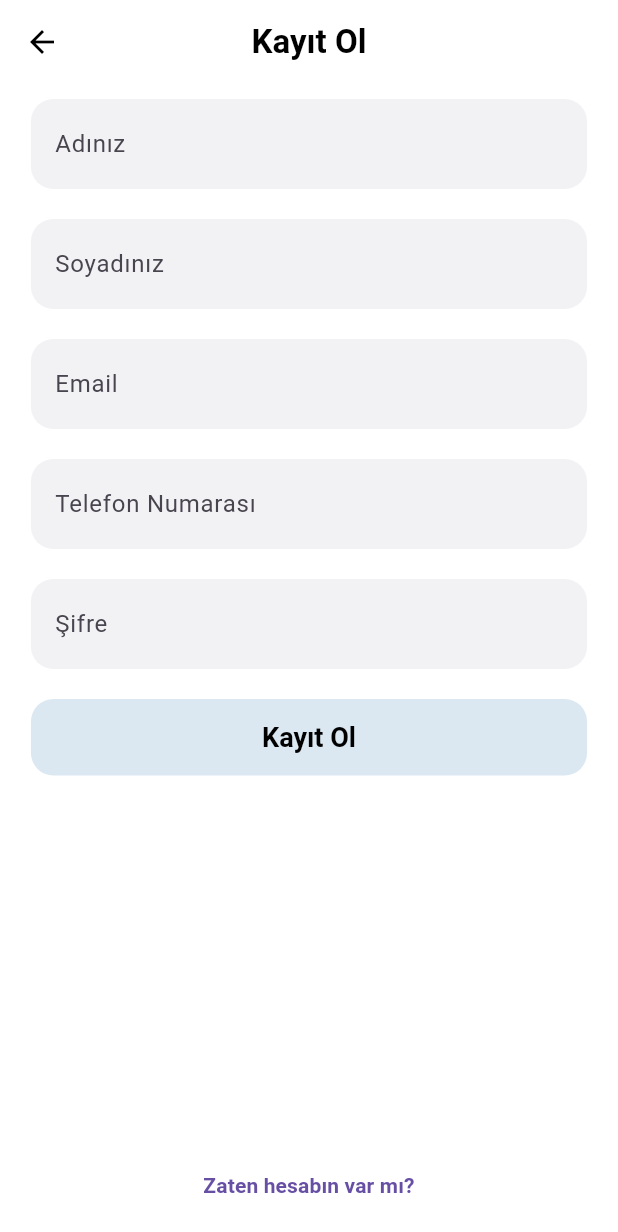
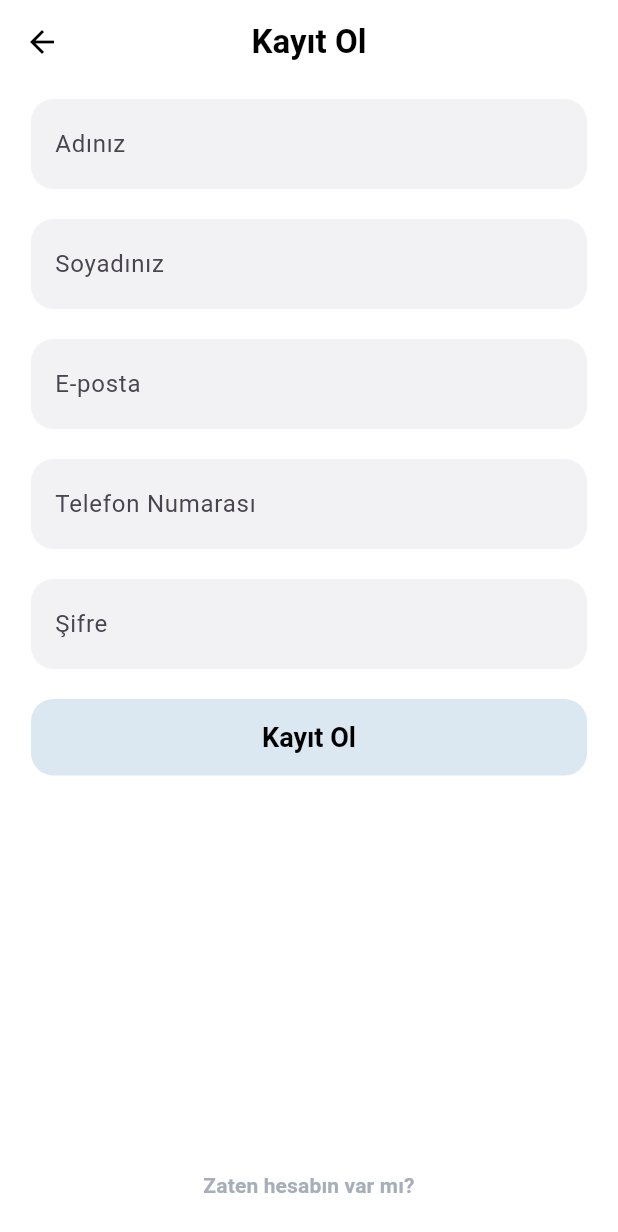
Before and after one commit to FatihArslan-cmd/Flutter-Internship-App, a Flutter app: the screen it shows after launch, after a tap on "Hesabın yok mu? Kayıt Ol", on a phone screen of 412 x 824 dp. Shown: the top 1232 px of the screen. Run offline on Flutter 3.47's test engine with Material 3 defaults, Android fonts, the phone set to English and light mode, and no system bars; our stand-ins replace firebase_auth, firebase_core, flutter_bloc, fluttertoast; accounts and stored records are empty.

Commit message:
Padding costants added

```diff
--- /dev/null
+++ b/lib/core/constants/paddings.dart
@@ -0,0 +1,6 @@
+import 'package:flutter/widgets.dart';
+
+class AppPaddings {
+  static const EdgeInsets pagePadding = EdgeInsets.fromLTRB(20.0, 10.0, 20.0, 0);
+  static const EdgeInsets homePagePadding = EdgeInsets.fromLTRB(0.0, 10.0, 20.0, 0);
+}
--- a/lib/core/constants/styles.dart
+++ b/lib/core/constants/styles.dart
@@ -23,6 +23,9 @@ class AppTextStyles {
      fontWeight: FontWeight.bold,
      fontSize: 14.0,
   );
+  static const TextStyle toastText = TextStyle(
+     fontSize: 16.0,
+  );
 }
 
 class IconSizes {
--- /dev/null
+++ b/lib/core/constants/text_constants.dart
@@ -0,0 +1,41 @@
+class TextConstants {
+  // Genel Toast Mesajları
+  static const fillAllFields = 'Lütfen tüm alanları doldurun.';
+  static const loginSuccess = 'Başarıyla giriş yapıldı!';
+  static const logoutSuccess = 'Hesaptan çıkış yapıldı';
+
+  // Firebase Auth Hataları
+  static const invalidEmail = 'Geçersiz e-posta adresi.';
+  static const emailAlreadyInUse = 'Bu e-posta zaten kullanımda.';
+  static const weakPassword = 'Şifre çok zayıf.';
+  static const operationNotAllowed = 'E-posta ile kayıt şu an desteklenmiyor.';
+  static const tooManyRequests = 'Çok fazla istek yapıldı, lütfen daha sonra tekrar deneyin.';
+  static const registrationError = 'Kayıt hatası';
+  static const userDisabled = 'Bu kullanıcı hesabı devre dışı bırakılmış.';
+  static const userNotFound = 'Kullanıcı bulunamadı.';
+  static const wrongPassword = 'Yanlış şifre.';
+  static const loginError = 'Giriş hatası';
+  static const unknownError = 'Bilinmeyen bir hata oluştu';
+
+  // Giriş Sayfası
+  static const welcome = 'Hoş Geldiniz!';
+  static const email = 'E-posta';
+  static const password = 'Şifre';
+  static const forgotPassword = 'Şifremi Unuttum';
+  static const login = 'Giriş Yap';
+  static const noAccount = 'Hesabın yok mu? Kayıt Ol';
+
+  // Kayıt Sayfası
+  static const register = 'Kayıt Ol';
+  static const name = 'Adınız';
+  static const surname = 'Soyadınız';
+  static const phoneNumber = 'Telefon Numarası';
+  static const alreadyHaveAccount = 'Zaten hesabın var mı?';
+  static const noAccountRegister = 'Hesabın yok mu? Kayıt Ol';
+  // Şifremi Unuttum Sayfası
+  static const forgotPasswordTitle = 'Şifremi Unuttum';
+  static const sendCode = 'Kod Gönder';
+
+  // Ana Sayfa
+  static const usersTitle = 'Kullanıcılar';
+}
--- a/lib/features/auth/presentation/pages/login_page.dart
+++ b/lib/features/auth/presentation/pages/login_page.dart
@@ -3,7 +3,7 @@ import 'package:flutter_bloc/flutter_bloc.dart';
 import 'package:testapp/core/theme/color_manager.dart';
 import 'package:fluttertoast/fluttertoast.dart';
 import 'package:testapp/core/utils/text_style_extensions.dart';
-
+import 'package:testapp/core/constants/text_constants.dart';
 import '../../../../core/widgets/text_field.dart';
 import '../../../../core/widgets/custom_button.dart';
 import '../../../../core/constants/styles.dart';
@@ -33,7 +33,7 @@ class _LoginScreenState extends State<LoginScreen> {
 
     if (email.isEmpty || password.isEmpty) {
       Fluttertoast.showToast(
-        msg: "Lütfen tüm alanları doldurun.",
+        msg: TextConstants.fillAllFields,
         backgroundColor: CustomColorConstant.instance.toastErrorMessage,
         textColor: CustomColorConstant.instance.toastTextColor,
       );
@@ -52,7 +52,7 @@ class _LoginScreenState extends State<LoginScreen> {
         listener: (context, state) {
           if (state is AuthSuccess) {
             Fluttertoast.showToast(
-              msg: "Başarıyla giriş yapıldı!",
+              msg: TextConstants.loginSuccess,
               backgroundColor: CustomColorConstant.instance.toastSuccesMessage,
               textColor: CustomColorConstant.instance.toastTextColor,
             );
@@ -104,19 +104,19 @@ class _LoginScreenState extends State<LoginScreen> {
                           spacing: 20,
                           children: [
                             Text(
-                              'Hoş Geldiniz!',
+                              TextConstants.welcome,
                               style: AppTextStyles.welcomeText.withColor(
                                 CustomColorConstant.instance.primaryTextColor,
                               ),
                             ),
                             CustomTextField(
-                              labelText: 'E-posta',
+                              labelText: TextConstants.email,
                               widthFactor: 0.9,
                               obscureText: false,
                               controller: _emailController,
                             ),
                             CustomTextField(
-                              labelText: 'Şifre',
+                              labelText: TextConstants.password,
                               widthFactor: 0.9,
                               obscureText: true,
                               controller: _passwordController,
@@ -135,7 +135,7 @@ class _LoginScreenState extends State<LoginScreen> {
                                     );
                                   },
                                   child: Text(
-                                    'Şifremi Unuttum',
+                                    TextConstants.forgotPassword,
                                     style: AppTextStyles.subText.withColor(
                                       CustomColorConstant.instance.subTextColor,
                                     ),
@@ -144,7 +144,7 @@ class _LoginScreenState extends State<LoginScreen> {
                               ),
                             ),
                             CustomTextButton(
-                              text: 'Giriş Yap',
+                              text: TextConstants.login,
                               onPressed: isLoading
                                   ? null
                                   : () => _handleLogin(context),
@@ -158,7 +158,7 @@ class _LoginScreenState extends State<LoginScreen> {
                             Navigator.pushNamed(context, '/register');
                           },
                           child: Text(
-                            'Hesabın yok mu? Kayıt Ol',
+                            TextConstants.noAccountRegister,
                             textAlign: TextAlign.center,
                             style: AppTextStyles.subText.withColor(
                               CustomColorConstant.instance.subTextColor,
--- a/lib/features/auth/presentation/pages/register_page.dart
+++ b/lib/features/auth/presentation/pages/register_page.dart
@@ -1,8 +1,9 @@
 import 'package:flutter/material.dart';
 import 'package:flutter_bloc/flutter_bloc.dart';
 import 'package:fluttertoast/fluttertoast.dart';
+import 'package:testapp/core/constants/paddings.dart';
 import 'package:testapp/core/utils/text_style_extensions.dart';
-
+import 'package:testapp/core/constants/text_constants.dart';
 import '../../../../core/widgets/text_field.dart';
 import '../../../../core/widgets/custom_button.dart';
 import '../../../../core/theme/color_manager.dart';
@@ -40,7 +41,7 @@ class _RegisterPageState extends State<RegisterPage> {
         _emailController.text.trim().isEmpty ||
         _passwordController.text.trim().isEmpty) {
       Fluttertoast.showToast(
-        msg: 'Lütfen tüm alanları doldurun.',
+        msg: TextConstants.fillAllFields,
         toastLength: Toast.LENGTH_SHORT,
         gravity: ToastGravity.BOTTOM,
         backgroundColor: CustomColorConstant.instance.toastErrorMessage,
@@ -62,17 +63,15 @@ class _RegisterPageState extends State<RegisterPage> {
   Widget build(BuildContext context) {
     return Scaffold(
       resizeToAvoidBottomInset: false,
-
       backgroundColor: CustomColorConstant.instance.backgroundColor,
       appBar: AppBar(
         title: Text(
-          'Kayıt Ol',
+          TextConstants.register,
           style: AppTextStyles.appBarText.withColor(
             CustomColorConstant.instance.primaryTextColor,
           ),
         ),
       ),
-
       body: BlocConsumer<AuthCubit, AuthState>(
         listener: (context, state) {
           if (state is AuthSuccess) {
@@ -95,44 +94,44 @@ class _RegisterPageState extends State<RegisterPage> {
               children: [
                 Expanded(
                   child: Padding(
-                    padding: const EdgeInsets.fromLTRB(20.0, 10.0, 20.0, 0),
+                    padding: AppPaddings.pagePadding,
                     child: Column(
                       spacing: 20,
                       crossAxisAlignment: CrossAxisAlignment.center,
                       mainAxisAlignment: MainAxisAlignment.start,
                       children: [
                         CustomTextField(
-                          labelText: 'Adınız',
+                          labelText: TextConstants.name,
                           widthFactor: 0.9,
                           obscureText: false,
                           controller: _nameController,
                         ),
                         CustomTextField(
-                          labelText: 'Soyadınız',
+                          labelText: TextConstants.surname,
                           widthFactor: 0.9,
                           obscureText: false,
                           controller: _surnameController,
                         ),
                         CustomTextField(
-                          labelText: 'Email',
+                          labelText: TextConstants.email,
                           widthFactor: 0.9,
                           obscureText: false,
                           controller: _emailController,
                         ),
                         CustomTextField(
-                          labelText: 'Telefon Numarası',
+                          labelText: TextConstants.phoneNumber,
                           widthFactor: 0.9,
                           obscureText: false,
                           controller: _phoneNumberController,
                         ),
                         CustomTextField(
-                          labelText: 'Şifre',
+                          labelText: TextConstants.password,
                           widthFactor: 0.9,
                           obscureText: true,
                           controller: _passwordController,
                         ),
                         CustomTextButton(
-                          text: 'Kayıt Ol',
+                          text: TextConstants.register,
                           onPressed: isLoading
                               ? null
                               : () => _handleRegister(context),
@@ -152,12 +151,11 @@ class _RegisterPageState extends State<RegisterPage> {
                         Navigator.pushNamed(context, '/');
                       },
                       child: Text(
-                        'Zaten hesabın var mı?',
+                        TextConstants.alreadyHaveAccount,
                         textAlign: TextAlign.center,
-                        style: AppTextStyles.subText
-                          ..withColor(
-                            CustomColorConstant.instance.primaryTextColor,
-                          ),
+                        style: AppTextStyles.subText.withColor(
+                          CustomColorConstant.instance.subTextColor,
+                        ),
                       ),
                     ),
                   ),
```
Also changed, not shown: lib/core/services/firebase_auth_service_impl.dart (+16 -16 lines), lib/features/auth/presentation/pages/forgot_password_page.dart (+7 -6 lines), lib/features/home/presentation/pages/home_page.dart (+5 -5 lines).
